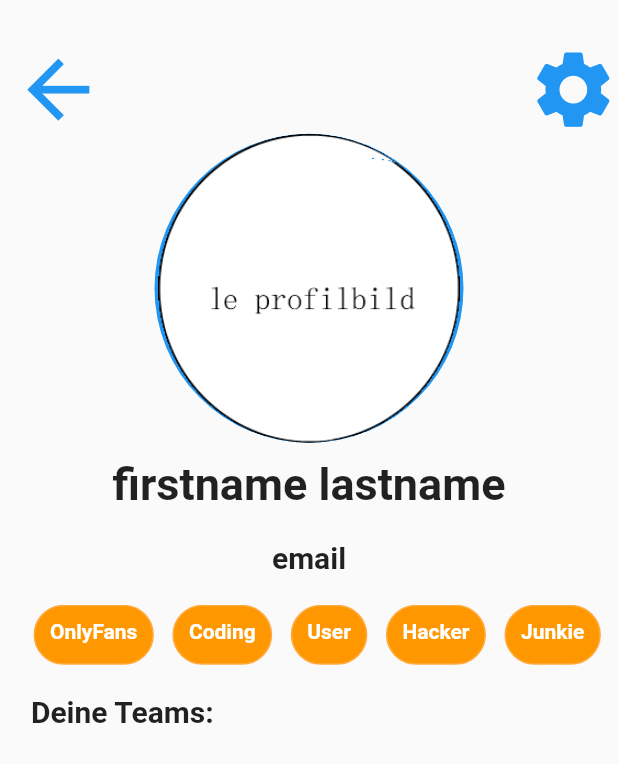
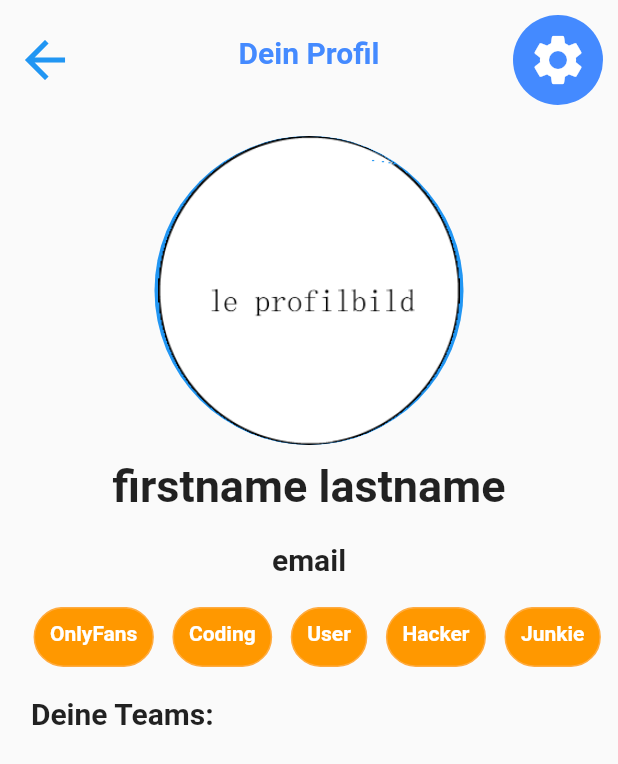
Before and after one commit to Wareload/SEP_Frontend, a Flutter app: the ProfileOverview screen opened by its route, on a phone screen of 412 x 824 dp. Shown: the top 764 px of the screen. Run offline on Flutter 3.47's test engine with Material 2 defaults, Android fonts, the phone set to English and light mode, and no system bars; our stand-ins replace flutter_secure_storage; accounts and stored records are empty; network calls fail.

Commit message:
changed style of settings btn in profileview(fixxed weird padding issues and added a title)

```diff
--- a/lib/screens/profile_overview.dart
+++ b/lib/screens/profile_overview.dart
@@ -1,5 +1,6 @@
 import 'package:flutter/material.dart';
 import 'package:flutter/rendering.dart';
+import 'package:moody/widgets/settings.dart';
 import 'package:moody/widgets/widgets.dart';
 
 import '../api/api.dart';
@@ -29,22 +30,39 @@ class _ProfileOverviewState extends State<ProfileOverview> {
         mainAxisAlignment: MainAxisAlignment.start,
         crossAxisAlignment: CrossAxisAlignment.center,
         children: [
-          Container(
-            height: constraints.maxWidth * 0.05,
-          ),
           Row(
             mainAxisAlignment: MainAxisAlignment.spaceBetween,
+            crossAxisAlignment: CrossAxisAlignment.center,
             children: [
-              IconButton(
-                  onPressed: _back,
-                  icon: Icon(Icons.arrow_back,
-                      color: Colors.blue, size: constraints.maxWidth * 0.15)),
               Container(
-                margin: EdgeInsets.only(right: constraints.maxWidth * 0.05),
+                margin: EdgeInsets.only(right: 10,top: 10),
+                decoration: BoxDecoration(
+                    shape: BoxShape.circle,
+                ),
+                //color: Settings.blueAccent,
+                height: 60,
+                width: 60,
                 child: IconButton(
-                    onPressed: () => {},
+                    onPressed: _back,
+                    icon: Icon(Icons.arrow_back,
+                        color: Colors.blue,size: 40,)),
+              ),
+              Center(child:
+              Widgets.getNavHeaderText("Dein Profil", constraints),
+              ),
+              Container(
+                margin: EdgeInsets.only(right: 10,top: 10),
+                decoration: BoxDecoration(
+                  shape: BoxShape.circle,
+                  color: Colors.blueAccent
+                ),
+                //color: Settings.blueAccent,
+                height: 60,
+                width: 60,
+                child: IconButton(
+                    onPressed: _openSettingsMenu,
                     icon: Icon(Icons.settings,
-                        color: Colors.blue, size: constraints.maxWidth * 0.15)),
+                        color: Colors.white, size: 40)),
               )
             ],
           ),
@@ -66,6 +84,8 @@ class _ProfileOverviewState extends State<ProfileOverview> {
       );
     })));
   }
+
+
 
   //Get Profile
   void _setProfile() async {
@@ -150,6 +170,11 @@ class _ProfileOverviewState extends State<ProfileOverview> {
         .then((value) => {_loadTeams()});
   }
 
+  void _openSettingsMenu() {
+    print("Opensettings todo");
+    //TODO: Create a openSetting Menu
+  }
+
 
   @override
   void initState() {
--- a/lib/structs/team.dart
+++ b/lib/structs/team.dart
@@ -22,7 +22,8 @@ class Team {
     return toReturn;
   }
 
-  static Team getFullTeam(data) {
+  //Had to add something ("var") because it created an error for me
+  static Team getFullTeam(var data) {
     String name = data["teamname"];
     int id = int.parse(data["teamid"]);
     List<Member> teamMember = [];
--- a/lib/widgets/widgets.dart
+++ b/lib/widgets/widgets.dart
@@ -611,6 +611,15 @@ class Widgets {
       ),
     );
   }
+
+  static getNavHeaderText(String display, BoxConstraints constraints) {
+  return Text(
+          display,
+          style: const TextStyle(fontWeight: FontWeight.bold, fontSize: 20
+          ,color: Settings.blueAccent),
+      );
+    }
+
 }
 
 class Mood {
```
